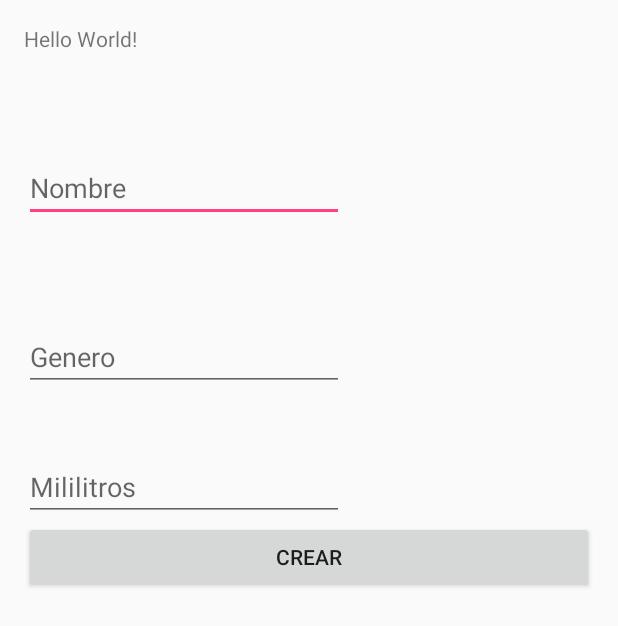
After one commit to VaneGuz/la4compumovil, an Android app: the layout crear_perfume.xml on its own in the app's theme, with its tools: preview values and no code run, on a phone screen of 412 x 824 dp. The commit adds this screen. Shown: the top 626 px of the screen. Run offline under Robolectric (Android 15) with nearby library versions, the phone set to English and light mode, and no system bars.

Commit message:
adelanto de base de datos

```diff
--- a/LabCM20171_Entregado/lab4fcm/build.gradle
+++ b/LabCM20171_Entregado/lab4fcm/build.gradle
@@ -34,8 +34,9 @@ dependencies {
     compile 'com.google.firebase:firebase-database:10.2.4'
     compile 'com.android.support:cardview-v7:25.0.0'
     compile 'com.android.support:recyclerview-v7:25.0.0'
-    compile 'com.google.firebase:firebase-auth:10.2.6'
+      compile 'com.google.firebase:firebase-auth:10.2'
     compile 'com.android.support:support-annotations:25.1.0'
+    compile 'com.github.b3er.rxfirebase:firebase-auth:10.21.2'
 }
 
 //apply plugin: 'com.google.gms.google-services'
--- a/LabCM20171_Entregado/lab4fcm/src/main/java/co/edu/udea/compumovil/gr05_20171/lab4/data/Events.java
+++ b/LabCM20171_Entregado/lab4fcm/src/main/java/co/edu/udea/compumovil/gr05_20171/lab4/data/Events.java
@@ -12,6 +12,10 @@ public class Events {
     private String fecha;
     private String ubicacion;
     private String infoGeneral;
+
+    public Events() {
+
+    }
 
     public Events(String nombre, String descripcion, String puntuacion, String responsable, String fecha, String ubicacion, String infoGeneral, String foto) {
         this.nombre = nombre;
--- /dev/null
+++ b/LabCM20171_Entregado/lab4fcm/src/main/res/layout/crear_perfume.xml
@@ -0,0 +1,60 @@
+<?xml version="1.0" encoding="utf-8"?>
+<LinearLayout xmlns:android="http://schemas.android.com/apk/res/android"
+    xmlns:tools="http://schemas.android.com/tools"
+    android:id="@+id/activity_main"
+    android:layout_width="match_parent"
+    android:layout_height="match_parent"
+    android:paddingBottom="@dimen/activity_vertical_margin"
+    android:paddingLeft="@dimen/activity_horizontal_margin"
+    android:paddingRight="@dimen/activity_horizontal_margin"
+    android:paddingTop="@dimen/activity_vertical_margin"
+    android:orientation="vertical"
+   >
+
+    <TextView
+        android:layout_width="wrap_content"
+        android:layout_height="wrap_content"
+        android:text="Hello World!"
+        android:id="@+id/textView" />
+
+    <EditText
+        android:layout_width="wrap_content"
+        android:layout_height="wrap_content"
+        android:inputType="textPersonName"
+        android:ems="10"
+        android:layout_below="@+id/textView"
+        android:layout_alignParentStart="true"
+        android:layout_marginTop="67dp"
+        android:id="@+id/nombrePerfume"
+        android:hint="Nombre" />
+
+    <EditText
+        android:layout_width="wrap_content"
+        android:layout_height="wrap_content"
+        android:inputType="textPersonName"
+        android:ems="10"
+        android:layout_below="@+id/editText"
+        android:layout_marginTop="67dp"
+        android:layout_alignParentStart="true"
+
+        android:id="@+id/generoPerfume"
+        android:hint="Genero" />
+
+    <EditText
+        android:layout_width="wrap_content"
+        android:layout_height="wrap_content"
+        android:inputType="textPersonName"
+        android:ems="10"
+        android:layout_below="@+id/editText2"
+        android:layout_alignStart="@+id/editText2"
+        android:layout_marginTop="41dp"
+        android:id="@+id/mililitrosPerfume"
+        android:hint="Mililitros" />
+
+    <Button
+        android:text="Crear"
+        android:layout_width="match_parent"
+        android:layout_height="wrap_content"
+        android:onClick="crearPerfume"
+        android:id="@+id/btnCrearEvento" />
+</LinearLayout>
```
Also changed, not shown: LabCM20171_Entregado/lab4fcm/src/main/java/co/edu/udea/compumovil/gr05_20171/lab4/MainActivity.java (+17 -17 lines), LabCM20171_Entregado/lab4fcm/src/main/java/co/edu/udea/compumovil/gr05_20171/lab4/data/EventsActivity.java (added, +90 -0 lines), LabCM20171_Entregado/lab4fcm/src/main/java/co/edu/udea/compumovil/gr05_20171/lab4/data/EventsAdapter.java (added, +57 -0 lines), LabCM20171_Entregado/lab4fcm/src/main/java/co/edu/udea/compumovil/gr05_20171/lab4/firebase/FirebaseReferences.java (added, +7 -0 lines), LabCM20171_Entregado/lab4fcm/src/main/res/layout/recycler.xml (added, +9 -0 lines), LabCM20171_Entregado/lab4fcm/src/main/res/layout/row_recycler.xml (added, +17 -0 lines).
